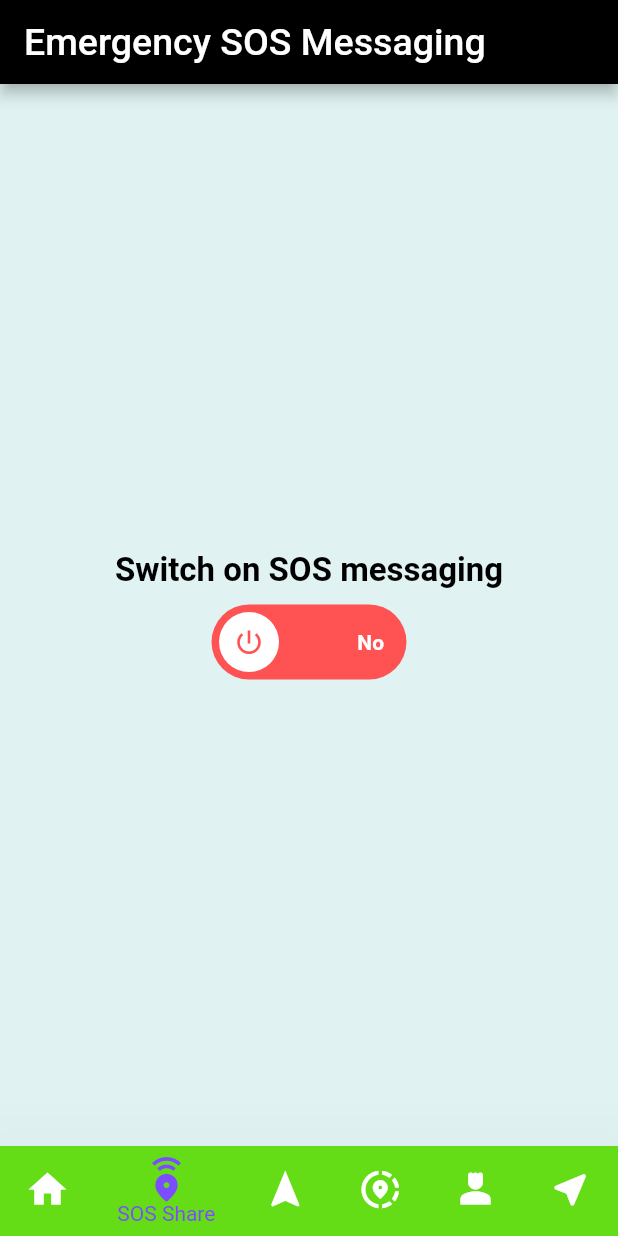
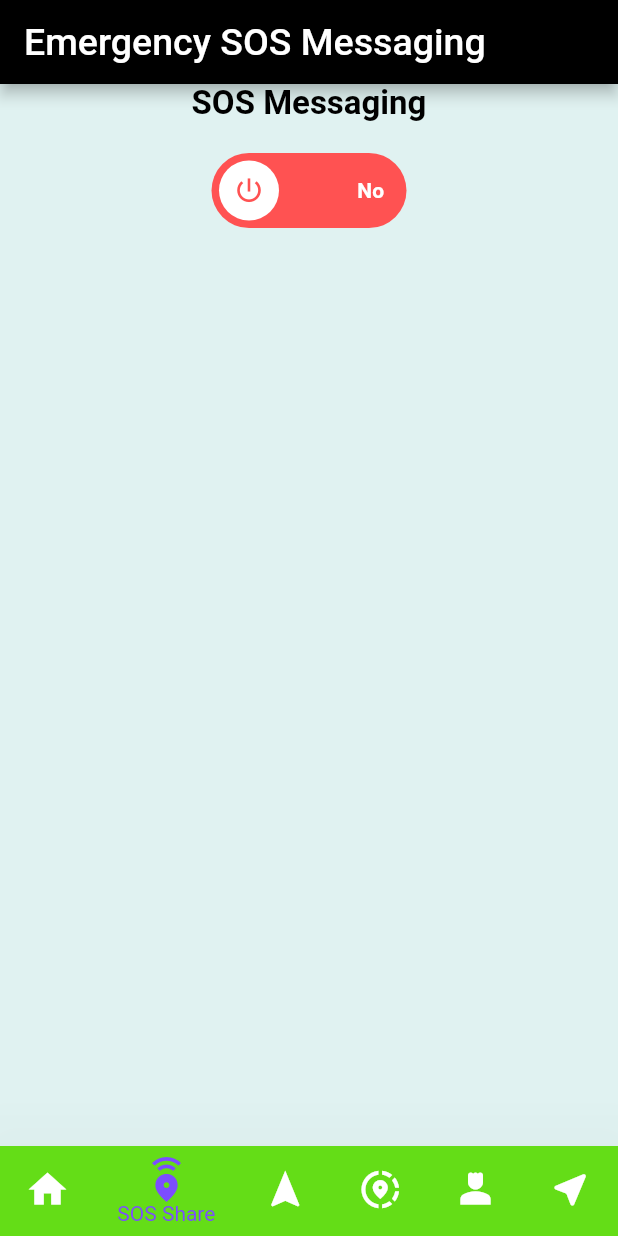
Before and after one commit to MYPOWER-2113/IT314_Location-Sharing-System_Group-7, a Flutter app: the SOS screen opened directly, on a phone screen of 412 x 824 dp. Run offline on Flutter 3.47's test engine with Material 2 defaults, Android fonts, the light colour scheme and no system bars; drawn by our look-alikes of lite_rolling_switch; our stand-ins replace contacts_service, flutter_dotenv, flutter_map, flutter_svg, fluttertoast, google_fonts and 4 more; missing offline and left inert: mapbox_gl; accounts and stored records are empty; Roboto replaces fonts that are missing (Gotham, Hind).

Commit message:
Signup Update

```diff
--- a/locatinsharing/lib/SOS.dart
+++ b/locatinsharing/lib/SOS.dart
@@ -63,9 +63,10 @@
       body: Align(
         alignment: Alignment.topCenter,
         child: Column(
-          mainAxisAlignment: MainAxisAlignment.center,
+          //crossAxisAlignment: CrossAxisAlignment.center,
+          mainAxisAlignment: MainAxisAlignment.start,
           children: <Widget>[
-            Text("Switch on SOS messaging",style: TextStyle(
+            Text("SOS Messaging",style: TextStyle(
                 fontSize: 22,
                 fontWeight: FontWeight.bold,
                 color: Colors.black
@@ -73,7 +74,7 @@
             ),
 
             Padding(
-              padding: EdgeInsets.only(top: 10),
+              padding: EdgeInsets.only(top: 20),
               child: LiteRollingSwitch(
                 value: false,
                 textOn: 'Yes',
--- a/locatinsharing/lib/main.dart
+++ b/locatinsharing/lib/main.dart
@@ -2,17 +2,14 @@
 import 'package:flutter_map/flutter_map.dart';
 import 'package:latlong2/latlong.dart' as latLng;
 import 'package:locatinsharing/splash_screen.dart';
-// import 'package:flutter_dotenv/flutter_dotenv.dart';
 import 'package:shared_preferences/shared_preferences.dart';
-import'package:locatinsharing/signin.dart';
+import 'package:locatinsharing/signin.dart';
 import 'package:flutter_dotenv/flutter_dotenv.dart';
 import 'package:shared_preferences/shared_preferences.dart';
 import 'homepage.dart';
-
 import 'navigation.dart';
 import 'SOS.dart';
 import 'ShareLoc.dart';
-
 import 'Contacts.dart';
 
 
@@ -75,6 +72,7 @@
 
   @override
   Widget build(BuildContext context) {
+
     return KeyedSubtree(
         key: key,
         child: widget.child!);
--- a/locatinsharing/lib/signup.dart
+++ b/locatinsharing/lib/signup.dart
@@ -35,7 +35,7 @@
           children: [
             Positioned(
                 top: 0,
-                child: SvgPicture.asset('images/top.svg', width: 400, height: 150)),
+                child: SvgPicture.asset('images/Signin.png', width: 400, height: 150)),
             Container(
               alignment: Alignment.center,
               child: Form(
--- a/locatinsharing/pubspec.yaml
+++ b/locatinsharing/pubspec.yaml
@@ -28,7 +28,7 @@
 # the latest version available on pub.dev. To see which dependencies have newer
 # versions available, run `flutter pub outdated`.
 dependencies:
-  contacts_service: ^0.3.10
+  contacts_service: ^0.6.3
   flutter:
     sdk: flutter
 
```
Also changed, not shown: locatinsharing/images/Login.png, locatinsharing/images/Signin.png (added), locatinsharing/pubspec.lock, 2 other files.
